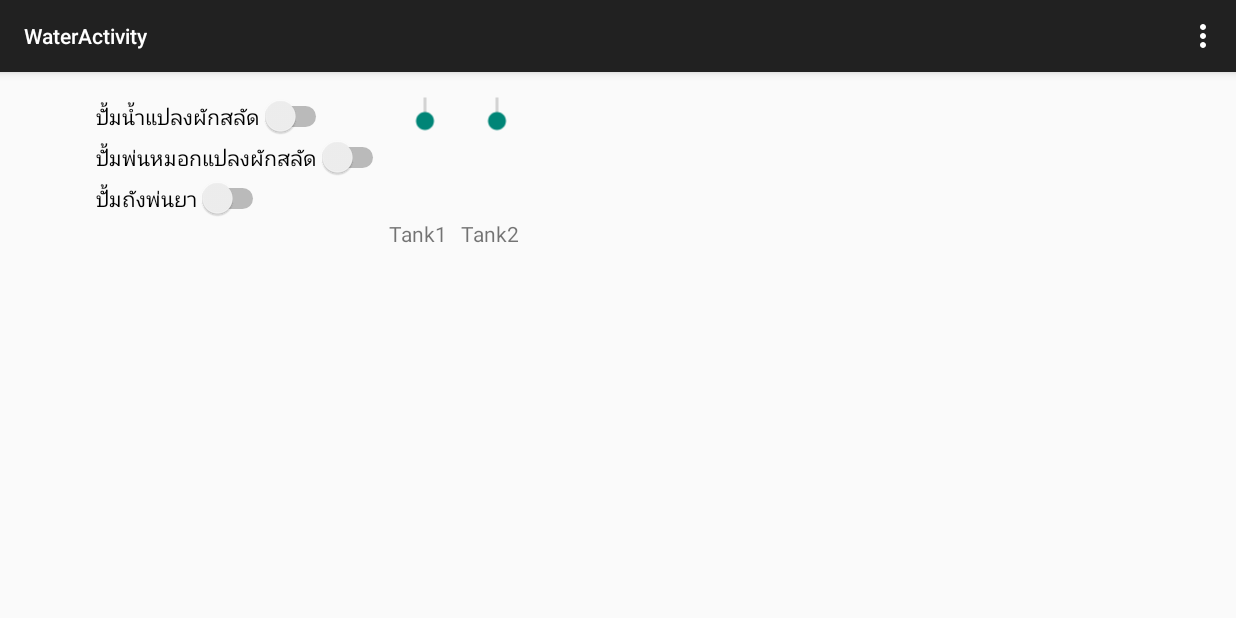
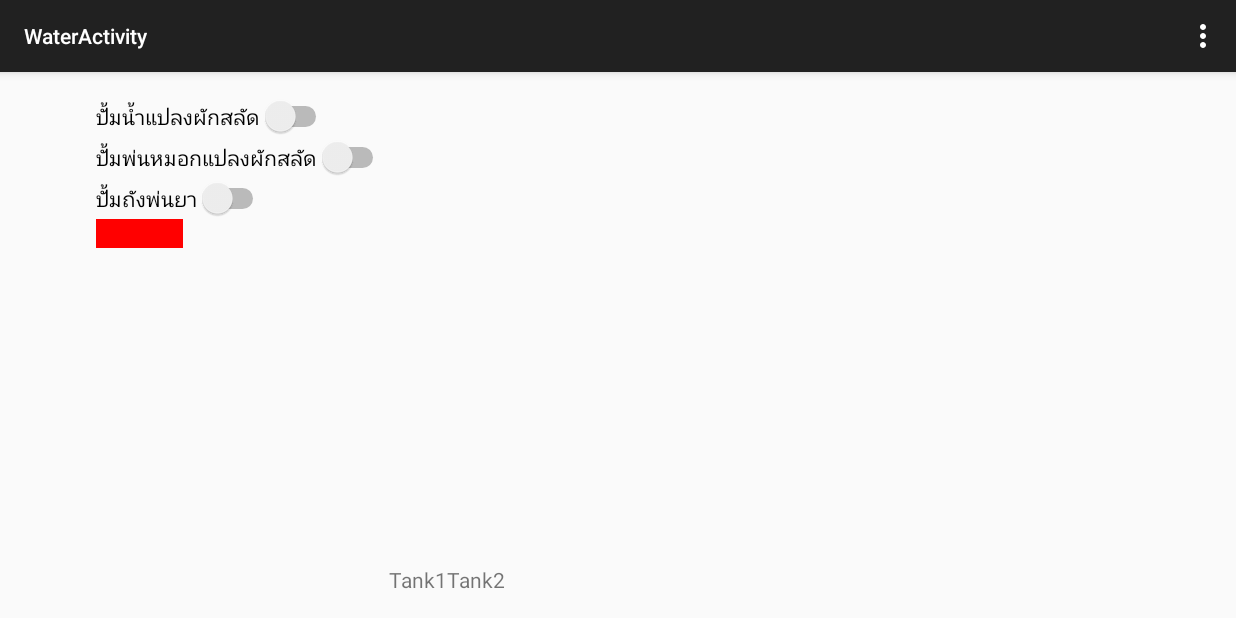
Before and after one commit to eploentham/SmartFarm2, an Android app: the WaterActivity screen opened directly, with no data from a screen before it, on a phone screen of 824 x 412 dp (held sideways). Run offline under Robolectric (Android 15) with nearby library versions, the phone set to English and light mode, and no system bars.

Commit message:
581114
oil-pc

```diff
--- a/app/src/main/java/com/nakoyagarden/eploentham/smartfarm/WaterActivity.java
+++ b/app/src/main/java/com/nakoyagarden/eploentham/smartfarm/WaterActivity.java
@@ -1,5 +1,6 @@
 package com.nakoyagarden.eploentham.smartfarm;
 
+import android.graphics.Color;
 import android.os.StrictMode;
 import android.support.v7.app.AppCompatActivity;
 import android.os.Bundle;
@@ -30,7 +31,7 @@ public class WaterActivity extends AppCompatActivity {
     //private Spinner spinner1;
     private Switch sw1, sw2, sw3;
     private SeekBar sb1;
-    private TextView tv1,tv2;
+    private TextView tv1,tv2,tv3;
     @Override
     protected void onCreate(Bundle savedInstanceState) {
         super.onCreate(savedInstanceState);
@@ -39,9 +40,10 @@ public class WaterActivity extends AppCompatActivity {
         sw1 = (Switch)findViewById(R.id.switch1);
         sw2 = (Switch)findViewById(R.id.switch2);
         sw3 = (Switch)findViewById(R.id.switch3);
-        sb1 = (SeekBar)findViewById(R.id.seekBar);
+        //sb1 = (SeekBar)findViewById(R.id.seekBar);
         tv1 = (TextView) findViewById(R.id.textView2);
         tv2 = (TextView) findViewById(R.id.textView3);
+        tv3 = (TextView) findViewById(R.id.textView4);
         //List<String> list = new ArrayList<String>();
         //list.add("Android");
         //list.add("Java");
@@ -54,10 +56,11 @@ public class WaterActivity extends AppCompatActivity {
         sw1.setText("ปั้มน้ำแปลงผักสลัด");
         sw2.setText("ปั้มพ่นหมอกแปลงผักสลัด");
         sw3.setText("ปั้มถังพ่นยา");
-        sb1.setMax(80);
+        //sb1.setMax(80);
         tv1.setText("Tank1");
         tv2.setText("Tank2");
-
+        tv3.setBackgroundColor(Color.RED);
+        tv3.setTextColor(Color.RED);
         String url="http://58.8.70.62:8080/cgi-bin/readgpioall.py";
         StrictMode.setThreadPolicy(new StrictMode.ThreadPolicy.Builder()
                 .detectNetwork() // or .detectAll() for all detectable problems
@@ -109,6 +112,29 @@ public class WaterActivity extends AppCompatActivity {
                         sw1.setChecked(true);
                     }else{
                         sw1.setChecked(false);
+                    }
+                    if(!aa[4].equals("")){
+                        String aaa="";
+                        int x=80,y=100,z=0;
+                        z=Integer.parseInt(aa[4]);
+                        z=Integer.parseInt("20");
+                        double zz = (y/x)*z;
+                        //double zz = (y/x);
+                        for(int i=0;i<(zz*2);i++){
+                            aaa+=".";
+                        }
+                        double zzz=0;
+                        zzz = 100-zz;
+                        if(zzz>=80){
+                            tv3.setBackgroundColor(Color.GREEN);
+                            tv3.setTextColor(Color.GREEN);
+                        }else if(zzz<=40){
+                            tv3.setBackgroundColor(Color.RED);
+                            tv3.setTextColor(Color.RED);
+                        }
+                        tv3.setText(aaa);
+                        tv1.setText(aa[4]);
+                        tv2.setText(String.valueOf(zz));
                     }
                 }
 
--- a/app/src/main/res/layout/activity_water.xml
+++ b/app/src/main/res/layout/activity_water.xml
@@ -6,14 +6,13 @@
     android:paddingBottom="@dimen/activity_vertical_margin"
     tools:context="com.nakoyagarden.eploentham.smartfarm.WaterActivity">
 
-
     <GridLayout
         android:layout_width="match_parent"
         android:layout_height="match_parent"
-        android:rowCount="5"
-        android:columnCount="3"
-        android:layout_alignParentBottom="true"
-        android:layout_alignParentStart="true">
+        android:rowCount="8"
+        android:columnCount="5"
+        android:layout_alignParentStart="true"
+        android:layout_alignParentBottom="true">
 
         <Switch
             android:layout_width="wrap_content"
@@ -44,36 +43,26 @@
             android:layout_row="2"
             android:layout_column="0" />
 
-        <SeekBar
+        <TextView
             android:layout_width="wrap_content"
             android:layout_height="wrap_content"
-            android:id="@+id/seekBar"
-            android:rotation="270"
-
-            android:layout_row="0"
-            android:layout_column="1"
-            android:layout_rowSpan="4"
-            />
-
-        <SeekBar
-            android:layout_width="wrap_content"
-            android:layout_height="wrap_content"
-            android:id="@+id/seekBar2"
-            android:rotation="270"
-            android:layout_row="0"
-            android:layout_column="2"
-            android:layout_rowSpan="4" />
+            android:text="New Text"
+            android:id="@+id/textView4"
+            android:layout_row="3"
+            android:layout_column="0"
+            android:layout_columnSpan="5" />
 
         <TextView
             android:layout_width="wrap_content"
-            android:layout_height="0dp"
+
             android:textAppearance="?android:attr/textAppearanceSmall"
             android:text="Small Text"
 
             android:id="@+id/textView2"
-            android:layout_row="4"
-            android:layout_column="1"
-            android:layout_gravity="fill_vertical" />
+            android:layout_row="7"
+            android:layout_column="2"
+            android:layout_gravity="bottom"
+            android:layout_height="wrap_content" />
 
         <TextView
             android:layout_width="wrap_content"
@@ -81,8 +70,8 @@
             android:textAppearance="?android:attr/textAppearanceSmall"
             android:text="Small Text"
             android:id="@+id/textView3"
-            android:layout_row="4"
-            android:layout_column="2" />
+            android:layout_row="7"
+            android:layout_column="4" />
 
     </GridLayout>
 
```
